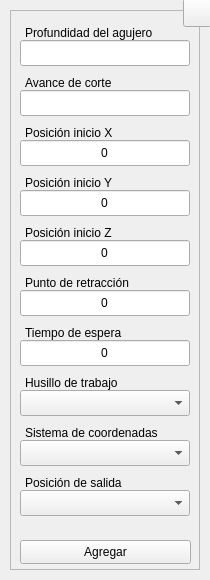
Qt form interfaces/ui_files/center_drill.ui (Raw0201/GcodeEditor3) before a commit.
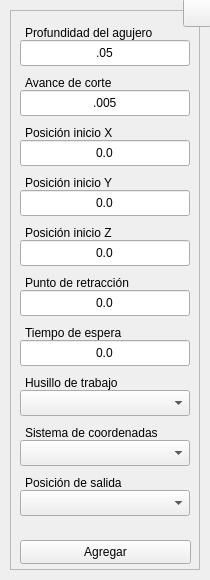
The same form after that commit. Icons and pictures are not drawn.

Diff of the .ui file:
```diff
--- a/interfaces/ui_files/center_drill.ui
+++ b/interfaces/ui_files/center_drill.ui
@@ -2208,6 +2208,9 @@
      <property name="statusTip">
       <string/>
      </property>
+     <property name="text">
+      <string>.05</string>
+     </property>
      <property name="alignment">
       <set>Qt::AlignCenter</set>
      </property>
@@ -2262,7 +2265,7 @@
       <string/>
      </property>
      <property name="text">
-      <string>0</string>
+      <string>0.0</string>
      </property>
      <property name="alignment">
       <set>Qt::AlignCenter</set>
@@ -2370,6 +2373,9 @@
      <property name="statusTip">
       <string/>
      </property>
+     <property name="text">
+      <string>.005</string>
+     </property>
      <property name="alignment">
       <set>Qt::AlignCenter</set>
      </property>
@@ -2446,7 +2452,7 @@
       <string/>
      </property>
      <property name="text">
-      <string>0</string>
+      <string>0.0</string>
      </property>
      <property name="alignment">
       <set>Qt::AlignCenter</set>
@@ -2515,7 +2521,7 @@
       <string/>
      </property>
      <property name="text">
-      <string>0</string>
+      <string>0.0</string>
      </property>
      <property name="alignment">
       <set>Qt::AlignCenter</set>
@@ -2568,7 +2574,7 @@
       <string/>
      </property>
      <property name="text">
-      <string>0</string>
+      <string>0.0</string>
      </property>
      <property name="alignment">
       <set>Qt::AlignCenter</set>
@@ -2693,7 +2699,7 @@
       <string/>
      </property>
      <property name="text">
-      <string>0</string>
+      <string>0.0</string>
      </property>
      <property name="alignment">
       <set>Qt::AlignCenter</set>
```
